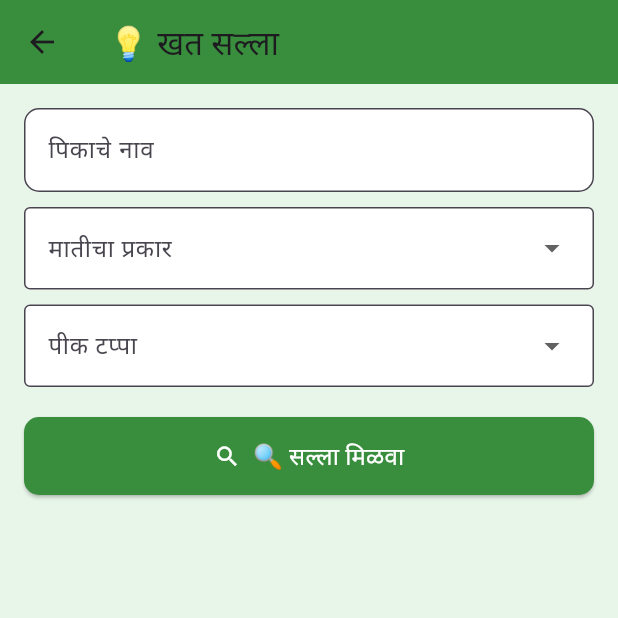
After one commit to Shubh1619/KRISHI-AI-FRONTEND, a Flutter app: the FertilizerScreen screen opened directly, on a phone screen of 412 x 824 dp, the top half of it. The commit adds this screen. Run offline on Flutter 3.47's test engine with Material 3 defaults, Android fonts, the phone set to English and light mode, and no system bars; our stand-ins replace dio, dropdown_button2, file_picker, flutter_markdown, image_picker, shared_preferences; accounts and stored records are empty.

Commit message:
add fertilizer field

```diff
--- /dev/null
+++ b/lib/screens/fertilizer_screen.dart
@@ -0,0 +1,248 @@
+import 'dart:convert';
+import 'package:flutter/material.dart';
+import 'package:http/http.dart' as http;
+import 'package:dropdown_button2/dropdown_button2.dart';
+
+class FertilizerScreen extends StatefulWidget {
+  const FertilizerScreen({super.key});
+
+  @override
+  State<FertilizerScreen> createState() => _FertilizerScreenState();
+}
+
+class _FertilizerScreenState extends State<FertilizerScreen> {
+  final cropController = TextEditingController();
+
+  String? selectedSoilType;
+  String? selectedStage;
+
+  List<dynamic> recommendations = [];
+  String? generalNotes;
+  bool isLoading = false;
+
+  final List<String> soilTypes = [
+    'गाळमाती',
+    'काळी माती',
+    'तांबडी माती',
+    'लेटराइट माती',
+    'वाळवंटी माती',
+    'डोंगराळ माती',
+    'दुपद / दलदली माती',
+    'खारट व अल्कधर्मी माती',
+  ];
+
+  final List<String> cropStages = [
+    'बीजप्रक्रिया',
+    'पेरणी',
+    'अंकुरण',
+    'प्राथमिक वाढ',
+    'मुख्य वाढीचा टप्पा',
+    'फुलोरा',
+    'फळधारणा',
+    'परिपक्वता',
+    'कापणी',
+    'शेती व्यवस्थापन',
+  ];
+
+  Future<void> fetchFertilizerRecommendation() async {
+    final crop = cropController.text.trim();
+    final soil = selectedSoilType;
+    final stage = selectedStage;
+
+    if (crop.isEmpty || soil == null || stage == null) {
+      ScaffoldMessenger.of(
+        context,
+      ).showSnackBar(const SnackBar(content: Text('कृपया सर्व माहिती भरा')));
+      return;
+    }
+
+    setState(() {
+      isLoading = true;
+      recommendations = [];
+      generalNotes = null;
+    });
+
+    final url = Uri.parse(
+      'http://3.110.37.119:8000/recommend-fertilizer?crop=$crop&soil_type=$soil&stage=$stage',
+    );
+
+    try {
+      final response = await http.post(url);
+      if (response.statusCode == 200) {
+        final data = json.decode(response.body);
+        setState(() {
+          recommendations = data['recommendations'] ?? [];
+          generalNotes = data['general_notes'] ?? 'सामान्य सूचना उपलब्ध नाहीत';
+        });
+      } else {
+        setState(() {
+          recommendations = [];
+          generalNotes = 'सर्व्हर त्रुटी: ${response.statusCode}';
+        });
+      }
+    } catch (e) {
+      setState(() {
+        recommendations = [];
+        generalNotes = 'API कॉल करताना त्रुटी आली';
+      });
+    }
+
+    setState(() {
+      isLoading = false;
+    });
+  }
+
+  @override
+  void dispose() {
+    cropController.dispose();
+    super.dispose();
+  }
+
+  Widget _buildDropdown(
+    String label,
+    List<String> items,
+    String? selectedValue,
+    ValueChanged<String?> onChanged,
+  ) {
+    return DropdownButtonFormField2<String>(
+      isExpanded: true,
+      decoration: InputDecoration(
+        labelText: label,
+        border: OutlineInputBorder(),
+        contentPadding: const EdgeInsets.symmetric(horizontal: 12),
+        filled: true,
+        fillColor: Colors.white,
+      ),
+      value: selectedValue,
+      onChanged: onChanged,
+      items:
+          items.map((item) {
+            return DropdownMenuItem<String>(value: item, child: Text(item));
+          }).toList(),
+      buttonStyleData: const ButtonStyleData(height: 55),
+      dropdownStyleData: DropdownStyleData(
+        maxHeight: 250,
+        decoration: BoxDecoration(
+          color: Colors.white,
+          borderRadius: BorderRadius.circular(8),
+        ),
+        scrollbarTheme: ScrollbarThemeData(
+          thumbColor: MaterialStateProperty.all(Colors.green.shade300),
+        ),
+      ),
+      menuItemStyleData: const MenuItemStyleData(
+        padding: EdgeInsets.symmetric(horizontal: 16, vertical: 10),
+      ),
+    );
+  }
+
+  @override
+  Widget build(BuildContext context) {
+    return Scaffold(
+      backgroundColor: Colors.green.shade50,
+      appBar: AppBar(
+        title: const Text('💡 खत सल्ला'),
+        backgroundColor: Colors.green.shade700,
+      ),
+      body: SingleChildScrollView(
+        padding: const EdgeInsets.all(16),
+        child: Column(
+          children: [
+            _buildInputField(cropController, 'पिकाचे नाव'),
+            const SizedBox(height: 10),
+            _buildDropdown('मातीचा प्रकार', soilTypes, selectedSoilType, (val) {
+              setState(() => selectedSoilType = val);
+            }),
+            const SizedBox(height: 10),
+            _buildDropdown('पीक टप्पा', cropStages, selectedStage, (val) {
+              setState(() => selectedStage = val);
+            }),
+            const SizedBox(height: 20),
+            _buildButton('🔍 सल्ला मिळवा', fetchFertilizerRecommendation),
+            const SizedBox(height: 20),
+            if (isLoading)
+              const CircularProgressIndicator()
+            else ...[
+              if (recommendations.isNotEmpty)
+                ...recommendations
+                    .map((item) => _buildFertilizerCard(item))
+                    .toList(),
+              if (generalNotes != null)
+                _buildResultCard("📝 सामान्य सूचना:\n$generalNotes"),
+            ],
+          ],
+        ),
+      ),
+    );
+  }
+
+  Widget _buildFertilizerCard(Map<String, dynamic> item) {
+    return Card(
+      margin: const EdgeInsets.symmetric(vertical: 6),
+      elevation: 3,
+      color: Colors.white,
+      child: Padding(
+        padding: const EdgeInsets.all(12),
+        child: Column(
+          crossAxisAlignment: CrossAxisAlignment.start,
+          children: [
+            Text(
+              "खत: ${item['fertilizer']}",
+              style: const TextStyle(fontWeight: FontWeight.bold),
+            ),
+            const SizedBox(height: 4),
+            Text("प्रमाण (प्रती एकर): ${item['quantity_per_acre_kg']} किलो"),
+            const SizedBox(height: 4),
+            Text("कसा वापरायचा: ${item['application_tip']}"),
+          ],
+        ),
+      ),
+    );
+  }
+
+  Widget _buildResultCard(String message) {
+    return Card(
+      color: Colors.white,
+      elevation: 2,
+      margin: const EdgeInsets.only(top: 12),
+      child: Padding(
+        padding: const EdgeInsets.all(16),
+        child: Text(
+          message,
+          style: const TextStyle(fontSize: 16, color: Colors.green),
+        ),
+      ),
+    );
+  }
+
+  Widget _buildInputField(TextEditingController controller, String label) {
+    return TextField(
+      controller: controller,
+      decoration: InputDecoration(
+        labelText: label,
+        filled: true,
+        fillColor: Colors.white,
+        border: OutlineInputBorder(borderRadius: BorderRadius.circular(10)),
+      ),
+    );
+  }
+
+  Widget _buildButton(String label, VoidCallback onPressed) {
+    return SizedBox(
+      width: double.infinity,
+      child: ElevatedButton.icon(
+        icon: const Icon(Icons.search),
+        label: Text(label, style: const TextStyle(fontSize: 16)),
+        onPressed: onPressed,
+        style: ElevatedButton.styleFrom(
+          backgroundColor: Colors.green.shade700,
+          foregroundColor: Colors.white,
+          padding: const EdgeInsets.symmetric(vertical: 14),
+          shape: RoundedRectangleBorder(
+            borderRadius: BorderRadius.circular(10),
+          ),
+        ),
+      ),
+    );
+  }
+}
```
Also changed, not shown: lib/screens/contact_page.dart (+20 -0 lines), lib/screens/dashboard.dart (+12 -6 lines), lib/screens/home_page.dart (+22 -7 lines), lib/screens/market_price.dart (+8 -16 lines).
